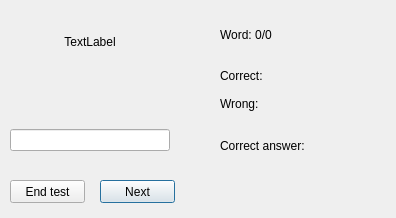
Qt form testdialog.ui (szledak/EasyLearning) before a commit.
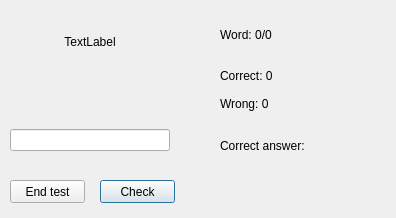
The same form after that commit.

What changed in the file:
```diff
--- a/testdialog.ui
+++ b/testdialog.ui
@@ -23,7 +23,7 @@
     </rect>
    </property>
    <property name="text">
-    <string>Next</string>
+    <string>Check</string>
    </property>
   </widget>
   <widget class="QPushButton" name="btnEnd">
@@ -114,14 +114,14 @@
       <item>
        <widget class="QLabel" name="lblCorrectCount">
         <property name="text">
-         <string>Correct: </string>
+         <string>Correct: 0</string>
         </property>
        </widget>
       </item>
       <item>
        <widget class="QLabel" name="lblWrongCount">
         <property name="text">
-         <string>Wrong:</string>
+         <string>Wrong: 0</string>
         </property>
        </widget>
       </item>
```
